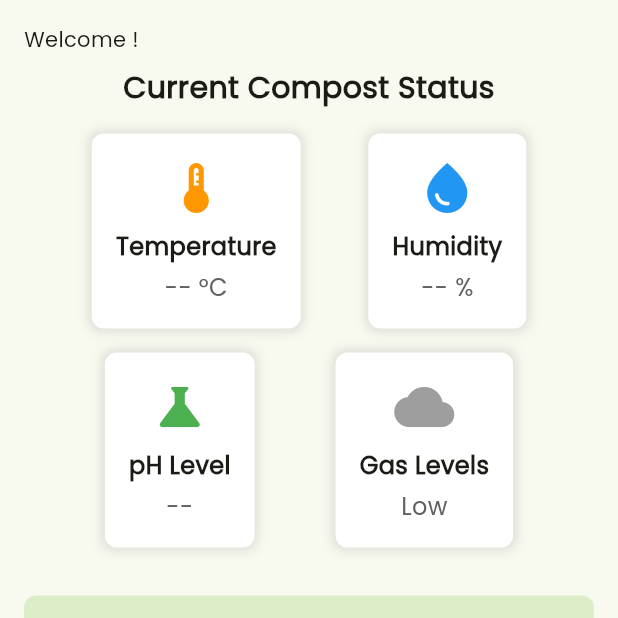
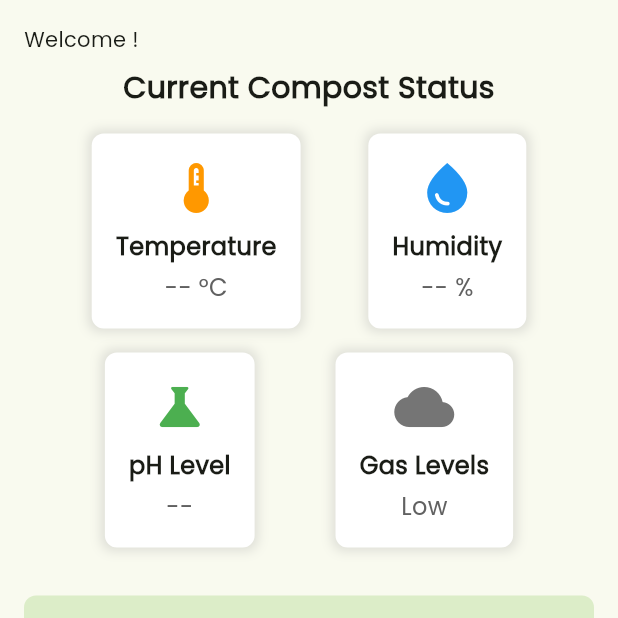
Before and after one commit to dhirajchaurasiya/Waste2Worth, a Flutter app: the DashboardScreen screen opened directly, on a phone screen of 412 x 824 dp, the top half of it. Run offline on Flutter 3.47's test engine with Material 3 defaults, Android fonts, the phone set to English and light mode, and no system bars; our stand-ins replace cloud_firestore, firebase_auth, firebase_core, firebase_database, flutter_map, geocoding and 3 more; accounts and stored records are empty.

Commit message:
modify highlighting colour

```diff
--- a/lib/screens/dashboard.dart
+++ b/lib/screens/dashboard.dart
@@ -105,7 +105,7 @@ class _DashboardScreenState extends State<DashboardScreen> {
                         title: 'Gas Levels',
                         value: gasLevel,
                         icon: Icons.cloud,
-                        color: Colors.grey,
+                        color: Colors.grey.shade600,
                       ),
                     ],
                   ),
```
